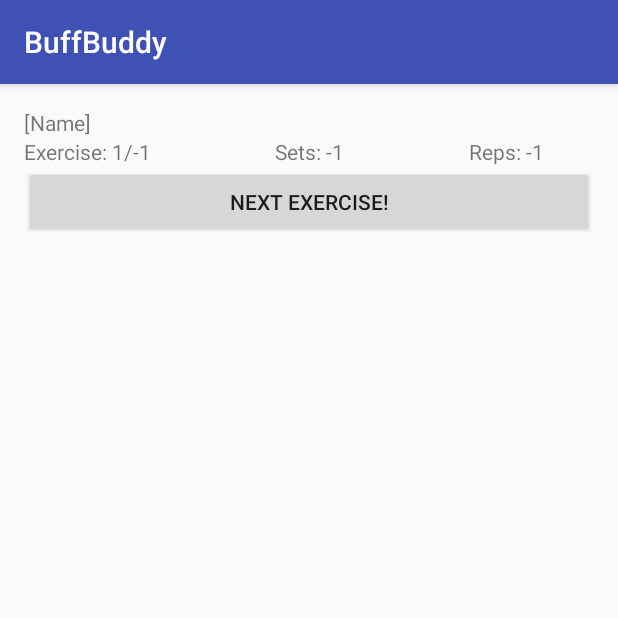
After one commit to ashley206/BuffBuddy, an Android app: the PerformWorkoutActivity screen opened directly, with no data from a screen before it, on a phone screen of 412 x 824 dp, the top half of it. The commit adds this screen. Run offline under Robolectric (Android 15) with nearby library versions, the phone set to English and light mode, and no system bars; 5 statements that could not run were skipped.

Commit message:
You can add an exercise to a workout that already exists in the system. You can "perform" a workout -- bug currently still exists that the entry for weight used does not stay for the last exercise performed. Further implemented the progress report page. Need to create the table and insert some test data. Fixed an existing bug where the User object was not properly passed "back" (up).

```diff
--- a/app/build.gradle
+++ b/app/build.gradle
@@ -26,7 +26,6 @@ dependencies {
     })
     compile 'com.android.support:appcompat-v7:23.1.1'
     compile 'com.android.support:design:23.1.1'
-    compile 'com.readystatesoftware.sqliteasset:sqliteassethelper:+'
     compile 'com.google.android.gms:play-services-auth:9.8.0'
     compile 'com.jjoe64:graphview:4.2.1'
     testCompile 'junit:junit:4.12'
--- a/app/src/main/java/com/fractaltechnologies/ashleyw/buffbuddy/CreateExerciseActivity.java
+++ b/app/src/main/java/com/fractaltechnologies/ashleyw/buffbuddy/CreateExerciseActivity.java
@@ -49,10 +49,9 @@ public class CreateExerciseActivity extends AppCompatActivity {
         spinnerSecondary.setSelection(0);
     }
 
-    public void addExercise(View v){
+    public void CreateExercise(View v){
         // So many values
         final EditText etName = (EditText)findViewById(R.id.etExerciseName);
-        final EditText etSets = (EditText)findViewById(R.id.etSets);
         final Spinner spPMG = (Spinner)findViewById(R.id.spTargetMuscleP);
         final Spinner spSMG = (Spinner)findViewById(R.id.spTargetMuscleS);
         final EditText etRep1 = (EditText)findViewById(R.id.etRep1);
@@ -63,7 +62,6 @@ public class CreateExerciseActivity extends AppCompatActivity {
         final EditText etRep6 = (EditText)findViewById(R.id.etRep6);
 
         Exercise exercise = new Exercise(etName.getText().toString());
-        exercise.setSets(Integer.parseInt(etSets.getText().toString()));
 
         // Ensure values in target muscle spinners are valid
         if(spPMG.getSelectedItemPosition() != 0){
@@ -102,6 +100,7 @@ public class CreateExerciseActivity extends AppCompatActivity {
 
         Intent i = new Intent(CreateExerciseActivity.this, EditWorkoutActivity.class);
         i.putExtra("Workout", workout);
+        i.putExtra("User", user);
         startActivity(i);
     }
 
--- /dev/null
+++ b/app/src/main/java/com/fractaltechnologies/ashleyw/buffbuddy/DialogInputInterface.java
@@ -0,0 +1,18 @@
+package com.fractaltechnologies.ashleyw.buffbuddy;
+
+import android.view.View;
+
+/**
+ * Created by Ashley H on 3/10/2017.
+ */
+
+public interface DialogInputInterface {
+    // onBuildDialog() is called when the dialog builder is ready to accept a view to insert
+    // into the dialog
+    View onBuildDialog();
+    // onCancel() is called when the user clicks on 'Cancel'
+    void onCancel();
+    // onResult(View v) is called when the user clicks on 'Ok'
+    void onResult(View v);
+
+}
--- a/app/src/main/java/com/fractaltechnologies/ashleyw/buffbuddy/HomeActivity.java
+++ b/app/src/main/java/com/fractaltechnologies/ashleyw/buffbuddy/HomeActivity.java
@@ -24,8 +24,6 @@ public class HomeActivity extends AppCompatActivity {
         user = (User)i.getSerializableExtra("User");
 
         ListView lv = (ListView)findViewById(R.id.lvWorkouts);
-
-
     }
 
     public void BeginWorkout(View v){
--- /dev/null
+++ b/app/src/main/java/com/fractaltechnologies/ashleyw/buffbuddy/PerformWorkoutActivity.java
@@ -0,0 +1,134 @@
+package com.fractaltechnologies.ashleyw.buffbuddy;
+
+import android.content.DialogInterface;
+import android.content.Intent;
+import android.support.v7.app.AlertDialog;
+import android.support.v7.app.AppCompatActivity;
+import android.os.Bundle;
+import android.view.View;
+import android.widget.EditText;
+import android.widget.TextView;
+
+import java.util.ArrayList;
+
+// This class will take a given user and Workout and cycle through the exercises in that workout.
+public class PerformWorkoutActivity extends AppCompatActivity {
+
+    Workout workout;
+    User user;
+    ArrayList<Exercise> exercises;
+    int currentExerciseIndex = 0;
+    String weight = "";
+
+    @Override
+    protected void onCreate(Bundle savedInstanceState) {
+        super.onCreate(savedInstanceState);
+        setContentView(R.layout.activity_perform_workout);
+
+        Intent i = getIntent();
+        workout = (Workout)i.getSerializableExtra("Workout");
+        user = (User)i.getSerializableExtra("User");
+
+        exercises = workout.GetExercises();
+        InitPerformWorkout(workout, exercises, currentExerciseIndex);
+    }
+
+    // Populate the default information in the workout
+    public void InitPerformWorkout(Workout workout, ArrayList<Exercise> exercises, int index){
+        final TextView tvExerciseName = (TextView)findViewById(R.id.tvExerciseName);
+        final TextView tvCurrentExercise = (TextView)findViewById(R.id.tvCurrentExercise);
+        final TextView tvTotalExercises = (TextView)findViewById(R.id.tvTotalExercises);
+        final TextView tvExerciseSetsTotal = (TextView)findViewById(R.id.tvExerciseTotalSets);
+        final TextView tvExerciseRepsCurrnt = (TextView)findViewById(R.id.tvExerciseCurrentReps);
+
+        tvExerciseName.setText(exercises.get(index).getName());
+        // Exercise you're on out of how many total
+        tvCurrentExercise.setText(String.valueOf(index + 1));
+        tvTotalExercises.setText(String.valueOf(exercises.size()));
+        // Show sets and repa for the exercise
+        tvExerciseSetsTotal.setText(String.valueOf(exercises.get(index).getSets()));
+        tvExerciseRepsCurrnt.setText(String.valueOf(exercises.get(index).getReps()));
+
+    }
+
+    public void NextExercise(View v){
+        PromptForWeightEntry();
+
+        // Increment the current exercise being performed
+        currentExerciseIndex++;
+
+        // Assure the next exercise is valid
+        if(currentExerciseIndex == exercises.size()){
+            // Take you to home screen to show a workout was completed -- the one
+            Intent i = new Intent(PerformWorkoutActivity.this, HomeActivity.class);
+            i.putExtra("User", user);
+            i.putExtra("Workout", workout);
+            startActivity(i);
+        }
+        else{
+            // Initialize the next workout
+            InitPerformWorkout(workout, exercises, currentExerciseIndex);
+        }
+    }
+
+    void promptForResult(String dlgTitle, String dlgMessage, String positiveMsg, String negativeMsg, final DialogInputInterface dlg) {
+        // replace "MyClass.this" with a Context object. If inserting into a class extending Activity,
+        // using just "this" is perfectly ok.
+        AlertDialog.Builder builder = new AlertDialog.Builder(PerformWorkoutActivity.this);
+        builder.setTitle(dlgTitle);
+        builder.setMessage(dlgMessage);
+        // build the dialog
+        final View v = dlg.onBuildDialog();
+        // put the view obtained from the interface into the dialog
+        if (v != null) {
+            builder.setView(v);
+        }
+        // procedure for when the ok button is clicked.
+        builder.setPositiveButton(positiveMsg, new DialogInterface.OnClickListener() {
+            public void onClick(DialogInterface dialog, int whichButton) {
+                // ** HERE IS WHERE THE MAGIC HAPPENS! **
+                dlg.onResult(v);
+                dialog.dismiss();
+                return;
+            }
+        });
+
+        builder.setNegativeButton(negativeMsg, new DialogInterface.OnClickListener() {
+            public void onClick(DialogInterface dialog, int which) {
+                dlg.onCancel();
+                dialog.dismiss();
+                return;
+            }
+        });
+        builder.show();
+    }
+
+    public void PromptForWeightEntry(){
+        promptForResult("Weight Entry", "Enter the weight used for this workout.", "Save", "Skip", new DialogInputInterface() {
+            EditText weightInput;
+
+            @Override
+            public View onBuildDialog() {
+                // procedure to build the dialog view
+                weightInput = new EditText(PerformWorkoutActivity.this);
+                // cast the edittext as a view
+                View outView = (View) weightInput;
+                // return the view to the dialog builder
+                return outView;
+            }
+
+            @Override
+            public void onCancel() {
+                // User has cancelled out of the dialog
+            }
+
+            @Override
+            public void onResult(View v) {
+                weight = weightInput.getText().toString();
+                // Pass this to the database to update the personal progress table
+                int exerciseID = exercises.get(currentExerciseIndex).getID();
+                int userID = user.getID();
+            }
+        });
+    }
+}
--- a/app/src/main/java/com/fractaltechnologies/ashleyw/buffbuddy/SelectWorkoutActivity.java
+++ b/app/src/main/java/com/fractaltechnologies/ashleyw/buffbuddy/SelectWorkoutActivity.java
@@ -46,7 +46,7 @@ public class SelectWorkoutActivity extends AppCompatActivity {
                 @Override
                 public void onItemClick(AdapterView<?> parent, View view, int position, long id) {
                     Workout workout = (Workout) listView.getItemAtPosition(position);
-                    Intent i = new Intent(SelectWorkoutActivity.this, EditWorkoutActivity.class);
+                    Intent i = new Intent(SelectWorkoutActivity.this, ViewWorkoutActivity.class);
                     i.putExtra("Workout", workout);
                     i.putExtra("User", user);
                     startActivity(i);
--- /dev/null
+++ b/app/src/main/res/layout/activity_perform_workout.xml
@@ -0,0 +1,84 @@
+<?xml version="1.0" encoding="utf-8"?>
+<LinearLayout xmlns:android="http://schemas.android.com/apk/res/android"
+    xmlns:tools="http://schemas.android.com/tools"
+    android:id="@+id/activity_perform_workout"
+    android:layout_width="match_parent"
+    android:layout_height="match_parent"
+    android:paddingBottom="@dimen/activity_vertical_margin"
+    android:paddingLeft="@dimen/activity_horizontal_margin"
+    android:paddingRight="@dimen/activity_horizontal_margin"
+    android:paddingTop="@dimen/activity_vertical_margin"
+    android:orientation="vertical"
+    tools:context="com.fractaltechnologies.ashleyw.buffbuddy.PerformWorkoutActivity">
+
+    <TextView
+        android:id="@+id/tvExerciseName"
+        android:layout_width="match_parent"
+        android:layout_height="wrap_content"
+        android:text="[Name]"/>
+
+    <LinearLayout
+        android:layout_width="match_parent"
+        android:layout_height="wrap_content"
+        android:id="@+id/rlTitles"
+        android:orientation="horizontal"
+        android:weightSum="6">
+        <TextView
+            android:id="@+id/tvCurrentExerciseTitle"
+            android:layout_width="wrap_content"
+            android:layout_height="wrap_content"
+            android:layout_weight="0"
+            android:text="Exercise: "/>
+        <TextView
+            android:id="@+id/tvCurrentExercise"
+            android:layout_width="wrap_content"
+            android:layout_height="wrap_content"
+            android:text="-1"
+            android:layout_weight="0"/>
+        <TextView
+            android:id="@+id/tvDivider"
+            android:layout_width="wrap_content"
+            android:layout_height="wrap_content"
+            android:text="/"
+            android:layout_weight="0"/>
+        <TextView
+            android:id="@+id/tvTotalExercises"
+            android:layout_width="wrap_content"
+            android:layout_height="wrap_content"
+            android:text="-1"
+            android:layout_weight="2.5"/>
+
+        <TextView
+            android:id="@+id/tvSetsTitle"
+            android:layout_width="wrap_content"
+            android:layout_height="wrap_content"
+            android:text="Sets: "
+            android:layout_weight="0"/>
+        <TextView
+            android:id="@+id/tvExerciseTotalSets"
+            android:layout_width="wrap_content"
+            android:layout_height="wrap_content"
+            android:text="-1"
+            android:layout_weight="2.5"/>
+
+        <TextView
+            android:id="@+id/tvRepsTitle"
+            android:layout_width="wrap_content"
+            android:layout_height="wrap_content"
+            android:layout_weight="0"
+            android:text="Reps: "/>
+        <TextView
+            android:id="@+id/tvExerciseCurrentReps"
+            android:layout_width="wrap_content"
+            android:layout_height="wrap_content"
+            android:text="-1"
+            android:layout_weight="2.5"/>
+    </LinearLayout>
+
+    <Button
+        android:layout_width="match_parent"
+        android:layout_height="wrap_content"
+        android:text="Next exercise!"
+        android:onClick="NextExercise"/>
+
+</LinearLayout>
```
Also changed, not shown: app/src/main/AndroidManifest.xml (+21 -13 lines), app/src/main/java/com/fractaltechnologies/ashleyw/buffbuddy/EditExerciseActivity.java (+77 -4 lines), app/src/main/java/com/fractaltechnologies/ashleyw/buffbuddy/MainActivity.java (+18 -5 lines), app/src/main/java/com/fractaltechnologies/ashleyw/buffbuddy/ProgressReportActivity.java (+26 -8 lines), app/src/main/java/com/fractaltechnologies/ashleyw/buffbuddy/ViewWorkoutActivity.java (added, +69 -0 lines), app/src/main/java/com/fractaltechnologies/ashleyw/buffbuddy/WorkoutDAO.java (+7 -0 lines), app/src/main/res/layout/activity_add_exercise.xml (+20 -19 lines), app/src/main/res/layout/activity_edit_exercise.xml (+8 -9 lines), app/src/main/res/layout/activity_view_workout.xml (added, +51 -0 lines).
